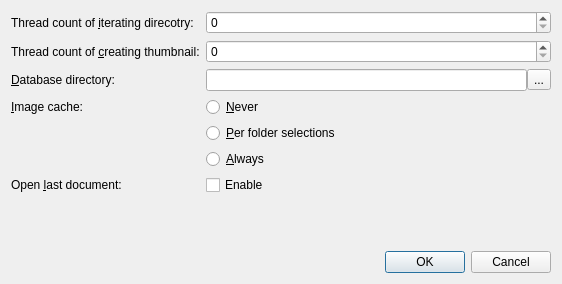
Before: the Qt Designer form src/option.ui in ambiesoft/SceneExplorer, drawn with Qt 5.
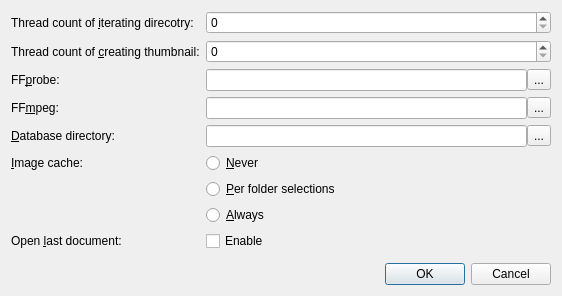
After: the same form once the commit is applied.

The edit to the form file:
```diff
--- a/src/option.ui
+++ b/src/option.ui
@@ -7,7 +7,7 @@
     <x>0</x>
     <y>0</y>
     <width>562</width>
-    <height>284</height>
+    <height>292</height>
    </rect>
   </property>
   <property name="windowTitle">
@@ -40,7 +40,7 @@
    <item row="3" column="1">
     <widget class="QSpinBox" name="spinBoxThumb"/>
    </item>
-   <item row="6" column="0">
+   <item row="8" column="0">
     <widget class="QLabel" name="label">
      <property name="text">
       <string>&amp;Image cache:</string>
@@ -50,7 +50,7 @@
      </property>
     </widget>
    </item>
-   <item row="13" column="1">
+   <item row="15" column="1">
     <widget class="QDialogButtonBox" name="buttonBox">
      <property name="orientation">
       <enum>Qt::Horizontal</enum>
@@ -60,7 +60,7 @@
      </property>
     </widget>
    </item>
-   <item row="11" column="1">
+   <item row="13" column="1">
     <spacer name="verticalSpacer">
      <property name="orientation">
       <enum>Qt::Vertical</enum>
@@ -73,28 +73,28 @@
      </property>
     </spacer>
    </item>
-   <item row="6" column="1">
+   <item row="8" column="1">
     <widget class="QRadioButton" name="rbICNever">
      <property name="text">
       <string>&amp;Never</string>
      </property>
     </widget>
    </item>
-   <item row="7" column="1">
+   <item row="9" column="1">
     <widget class="QRadioButton" name="rbICPerfolder">
      <property name="text">
       <string>&amp;Per folder selections</string>
      </property>
     </widget>
    </item>
-   <item row="8" column="1">
+   <item row="10" column="1">
     <widget class="QRadioButton" name="rbICAlways">
      <property name="text">
       <string>&amp;Always</string>
      </property>
     </widget>
    </item>
-   <item row="5" column="0">
+   <item row="7" column="0">
     <widget class="QLabel" name="labelDBDir">
      <property name="text">
       <string>&amp;Database directory:</string>
@@ -104,8 +104,8 @@
      </property>
     </widget>
    </item>
-   <item row="5" column="1">
-    <layout class="QHBoxLayout" name="horizontalLayout">
+   <item row="7" column="1">
+    <layout class="QHBoxLayout" name="hlDatabaseDir">
      <property name="spacing">
       <number>0</number>
      </property>
@@ -121,14 +121,14 @@
      </item>
     </layout>
    </item>
-   <item row="10" column="1">
+   <item row="12" column="1">
     <widget class="QCheckBox" name="chkOpenLastDocument">
      <property name="text">
       <string>Enable</string>
      </property>
     </widget>
    </item>
-   <item row="10" column="0">
+   <item row="12" column="0">
     <widget class="QLabel" name="labelOpenLastDocument">
      <property name="text">
       <string>Open &amp;last document:</string>
@@ -138,6 +138,60 @@
      </property>
     </widget>
    </item>
+   <item row="5" column="0">
+    <widget class="QLabel" name="labelffprobe">
+     <property name="text">
+      <string>FF&amp;probe:</string>
+     </property>
+     <property name="buddy">
+      <cstring>lineffprobe</cstring>
+     </property>
+    </widget>
+   </item>
+   <item row="6" column="0">
+    <widget class="QLabel" name="label_3">
+     <property name="text">
+      <string>FF&amp;mpeg:</string>
+     </property>
+     <property name="buddy">
+      <cstring>lineffmpeg</cstring>
+     </property>
+    </widget>
+   </item>
+   <item row="5" column="1">
+    <layout class="QHBoxLayout" name="hlffprobe">
+     <property name="spacing">
+      <number>0</number>
+     </property>
+     <item>
+      <widget class="QLineEdit" name="lineffprobe"/>
+     </item>
+     <item>
+      <widget class="QToolButton" name="tbffprobe">
+       <property name="text">
+        <string>...</string>
+       </property>
+      </widget>
+     </item>
+    </layout>
+   </item>
+   <item row="6" column="1">
+    <layout class="QHBoxLayout" name="hlffmpeg">
+     <property name="spacing">
+      <number>0</number>
+     </property>
+     <item>
+      <widget class="QLineEdit" name="lineffmpeg"/>
+     </item>
+     <item>
+      <widget class="QToolButton" name="tbffmpeg">
+       <property name="text">
+        <string>...</string>
+       </property>
+      </widget>
+     </item>
+    </layout>
+   </item>
   </layout>
  </widget>
  <tabstops>
```
Left out of the diff: 5 changed lines with no effect on the pictures.
